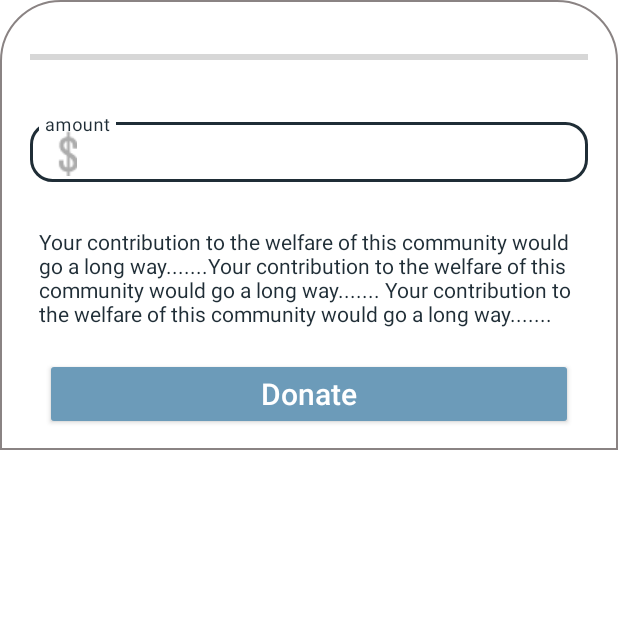
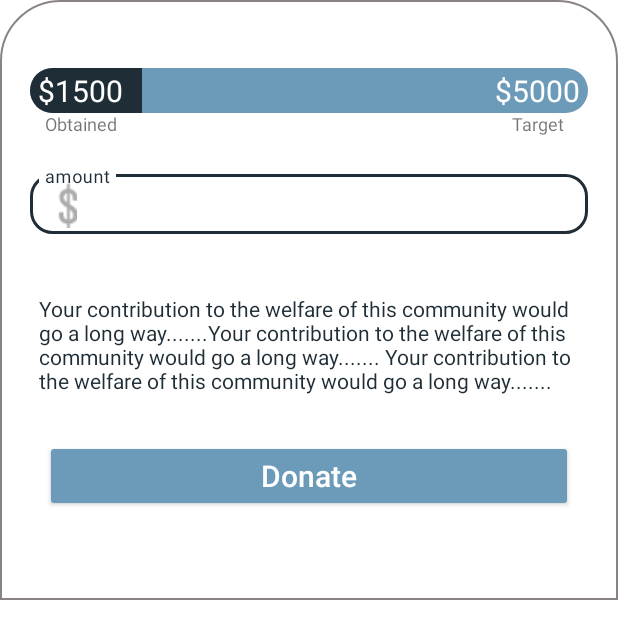
Before and after one commit to Jayjerome/GoFundMe, an Android app: the layout item_bottom_sheet_fundraising.xml on its own in the app's theme, with its tools: preview values and no code run, on a phone screen of 412 x 824 dp. Shown: the top 639 px of the screen. Run offline under Robolectric (Android 15) with nearby library versions, the phone set to English and light mode, and no system bars.

Commit message:
Progress Bar Dashboard Quick fix

```diff
--- a/app/src/main/java/com/gads/crowdfunding/dashboard/recyclerviewadapters/RecyclerViewDashBoardAdapter.kt
+++ b/app/src/main/java/com/gads/crowdfunding/dashboard/recyclerviewadapters/RecyclerViewDashBoardAdapter.kt
@@ -43,8 +43,11 @@ class RecyclerViewDashBoardAdapter: RecyclerView.Adapter<RecyclerViewDashBoardAd
             itemRvTitle.text = card.title
             itemRvDescription.text = card.description
 
-            itemRvProgressbar.progress = card.obtained_amount
-            itemRvProgressbar.max = card.target_amount
+
+            itemRvProgressbar.apply{
+                setProgress(card.obtained_amount)
+                max = card.target_amount
+            }
 
             itemRvTimeLeft.text = card.time_left.toString()
             itemRvTargetAmount.text = card.target_amount.toString()
--- a/app/src/main/res/layout/item_bottom_sheet_fundraising.xml
+++ b/app/src/main/res/layout/item_bottom_sheet_fundraising.xml
@@ -3,7 +3,7 @@
     android:id="@+id/bottom_sheet_fundraising"
     xmlns:app="http://schemas.android.com/apk/res-auto"
     android:layout_width="match_parent"
-    android:layout_height="300dp"
+    android:layout_height="400dp"
     android:orientation="vertical"
     app:behavior_hideable="true"
     app:behavior_peekHeight="0dp"
@@ -14,17 +14,76 @@
         android:layout_width="match_parent"
         android:layout_height="match_parent">
 
-        <ProgressBar
-            android:id="@+id/item_bottomSheet_fundraising_progressbar"
-            style="@style/Widget.AppCompat.ProgressBar.Horizontal"
-            android:layout_width="match_parent"
+        <androidx.constraintlayout.widget.ConstraintLayout
+            android:id="@+id/constraintLayout2"
+            android:layout_width="0dp"
+            android:layout_marginStart="20dp"
+            android:layout_marginEnd="20dp"
+            android:layout_marginTop="30dp"
             android:layout_height="wrap_content"
-            android:layout_marginStart="20dp"
-            android:layout_marginTop="30dp"
-            android:layout_marginEnd="20dp"
+            app:layout_constraintTop_toTopOf="parent"
             app:layout_constraintEnd_toEndOf="parent"
-            app:layout_constraintStart_toStartOf="parent"
-            app:layout_constraintTop_toTopOf="parent" />
+            app:layout_constraintStart_toStartOf="parent">
+
+            <androidx.appcompat.widget.AppCompatTextView
+                android:id="@+id/item_rv_obtained_amount"
+                android:layout_width="wrap_content"
+                android:layout_height="wrap_content"
+                android:layout_marginStart="5sp"
+                android:elevation="2dp"
+                android:text="$1500"
+                android:textColor="@color/colorOnPrimary"
+                android:textSize="20sp"
+                app:layout_constraintBottom_toBottomOf="parent"
+                app:layout_constraintStart_toStartOf="parent"
+                app:layout_constraintTop_toTopOf="parent" />
+
+            <androidx.appcompat.widget.AppCompatTextView
+                android:id="@+id/item_rv_target_amount"
+                android:layout_width="wrap_content"
+                android:layout_height="wrap_content"
+                android:layout_marginEnd="5dp"
+                android:elevation="2dp"
+                android:text="$5000"
+                android:textColor="@color/colorOnPrimary"
+                android:textSize="20sp"
+                app:layout_constraintBottom_toBottomOf="parent"
+                app:layout_constraintEnd_toEndOf="parent"
+                app:layout_constraintTop_toTopOf="parent" />
+
+            <ProgressBar
+                android:id="@+id/item_bottomSheet_fundraising_progressbar"
+                style="@style/Widget.AppCompat.ProgressBar.Horizontal"
+                android:layout_width="match_parent"
+                android:layout_height="30dp"
+                android:max="100"
+                android:progress="20"
+                android:progressDrawable="@drawable/custom_progressbar"
+                app:layout_constraintBottom_toBottomOf="parent"
+                app:layout_constraintEnd_toEndOf="parent"
+                app:layout_constraintStart_toStartOf="parent"
+                app:layout_constraintTop_toTopOf="parent" />
+
+
+            <androidx.appcompat.widget.AppCompatTextView
+                android:id="@+id/txt_obtained_amount"
+                android:layout_width="wrap_content"
+                android:layout_height="wrap_content"
+                android:text="@string/obtained"
+                android:textSize="12sp"
+                app:layout_constraintEnd_toEndOf="@+id/item_rv_obtained_amount"
+                app:layout_constraintStart_toStartOf="@+id/item_rv_obtained_amount"
+                app:layout_constraintTop_toBottomOf="@+id/item_rv_obtained_amount" />
+
+            <androidx.appcompat.widget.AppCompatTextView
+                android:layout_width="wrap_content"
+                android:layout_height="wrap_content"
+                android:text="@string/target"
+                android:textSize="12sp"
+                app:layout_constraintEnd_toEndOf="@+id/item_rv_target_amount"
+                app:layout_constraintStart_toStartOf="@+id/item_rv_target_amount"
+                app:layout_constraintTop_toBottomOf="@+id/item_rv_target_amount" />
+        </androidx.constraintlayout.widget.ConstraintLayout>
 
 
         <com.google.android.material.textfield.TextInputLayout
@@ -33,8 +92,8 @@
             android:layout_height="wrap_content"
             android:layout_marginStart="20dp"
             android:layout_marginEnd="20dp"
+            android:layout_marginTop="20dp"
             android:hint="@string/amount"
-            android:layout_marginTop="30dp"
             android:inputType="textEmailAddress"
             app:boxBackgroundColor="@color/white"
             app:boxBackgroundMode="outline"
@@ -45,7 +104,7 @@
             app:layout_constraintEnd_toEndOf="parent"
             app:layout_constraintHorizontal_bias="0.5"
             app:layout_constraintStart_toStartOf="parent"
-            app:layout_constraintTop_toBottomOf="@+id/item_bottomSheet_fundraising_progressbar"
+            app:layout_constraintTop_toBottomOf="@+id/constraintLayout2"
             app:startIconDrawable="@drawable/dollar_sign_edttext_amount">
 
             <com.google.android.material.textfield.TextInputEditText
@@ -69,7 +128,7 @@
             android:textColor="@color/colorPrimary"
             app:layout_constraintStart_toStartOf="parent"
             app:layout_constraintTop_toBottomOf="@+id/item_bottomsheet_fundraising_edttext_amount"
-            android:layout_marginTop="30dp"
+            android:layout_marginTop="40dp"
             android:layout_marginStart="20dp"
             android:layout_marginEnd="20dp"/>
 
@@ -84,7 +143,7 @@
             app:layout_constraintEnd_toEndOf="parent"
             app:layout_constraintStart_toStartOf="parent"
             app:layout_constraintTop_toBottomOf="@+id/item_bottomsheet_fundraising_btn_description"
-            android:layout_marginTop="20dp"
+            android:layout_marginTop="30dp"
             android:layout_marginStart="30dp"
             android:layout_marginEnd="30dp"
             android:backgroundTint="@color/colorSecondary"/>
--- a/app/src/main/res/layout/item_recyclerview_dashboard.xml
+++ b/app/src/main/res/layout/item_recyclerview_dashboard.xml
@@ -88,6 +88,9 @@
                 android:layout_height="30dp"
                 android:progressDrawable="@drawable/custom_progressbar"
                 app:layout_constraintBottom_toBottomOf="parent"
+                android:progress="20"
+                android:max="100"
+                android:indeterminate="false"
                 app:layout_constraintEnd_toEndOf="parent"
                 app:layout_constraintStart_toStartOf="parent"
                 app:layout_constraintTop_toTopOf="parent" />
```
